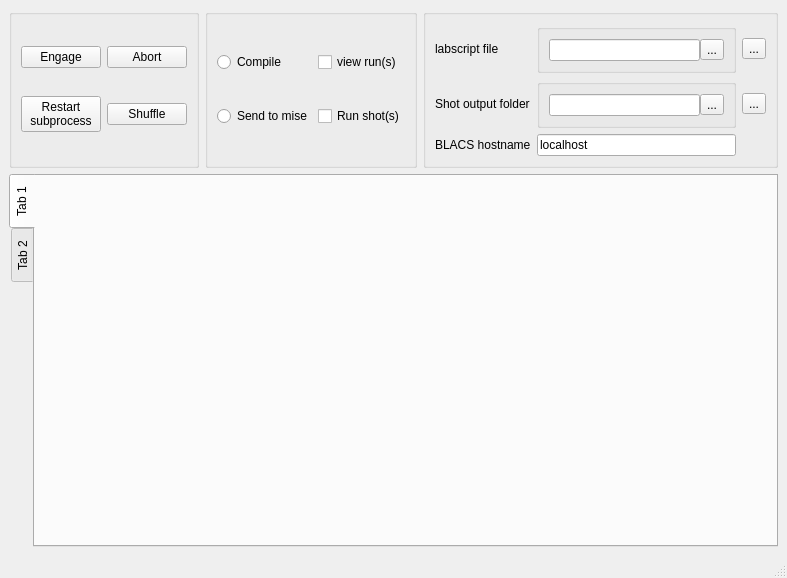
Old version of the form main.ui in the repository labscript-suite/runmanager.
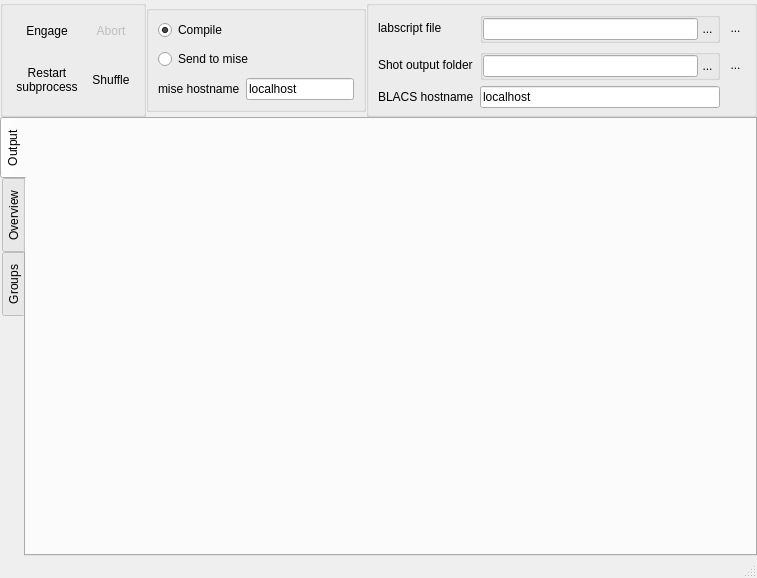
New version of the form. The open tabs and pages were chosen to show the change. Icons and pictures are not drawn. Custom widgets are drawn as their Qt base class.

Commit message:
Got the main GUI designer file made.
Some issues affecting icon resources still, need to sort out something with
qtutils distribution to make this robust.

Patch:
```diff
--- a/main.ui
+++ b/main.ui
@@ -6,29 +6,141 @@
    <rect>
     <x>0</x>
     <y>0</y>
-    <width>787</width>
+    <width>757</width>
     <height>578</height>
    </rect>
   </property>
   <property name="windowTitle">
-   <string>MainWindow</string>
+   <string>labscript runmanager</string>
+  </property>
+  <property name="windowIcon">
+   <iconset resource="../labscript_utils/icons/icons.qrc">
+    <normaloff>:/custom/runmanager.png</normaloff>:/custom/runmanager.png</iconset>
+  </property>
+  <property name="styleSheet">
+   <string notr="true">QPushButton {
+     border: none;
+     padding: 4px;
+ }
+
+QPushButton:hover {
+     background-color: qlineargradient(x1: 0, y1: 0, x2: 0, y2: 1,
+                                       stop: 0 #f6f7fa, stop: 1 #dadbde);
+     border: 1px solid #8f8f91;
+     border-radius: 3px;
+ }
+
+ QPushButton:pressed {
+     background-color: qlineargradient(x1: 0, y1: 0, x2: 0, y2: 1,
+                                       stop: 0 #dadbde, stop: 1 #f6f7fa);
+ }
+
+QPushButton:checked {
+     background-color: #dadbde;
+     border: 1px solid #8f8f91;
+     border-radius: 3px;
+ }
+
+QPushButton:hover:checked {
+     background-color: qlineargradient(x1: 0, y1: 0, x2: 0, y2: 1,
+                                       stop: 0 #dadbde, stop: 1 #f6f7fa);
+     border: 1px solid #8f8f91;
+     border-radius: 3px;
+ }
+
+QToolButton {
+     border: none;
+ }
+
+QToolButton:hover {
+     background-color: qlineargradient(x1: 0, y1: 0, x2: 0, y2: 1,
+                                       stop: 0 #f6f7fa, stop: 1 #dadbde);
+     border: 1px solid #8f8f91;
+     border-radius: 3px;
+ }
+
+ QToolButton:pressed {
+     background-color: qlineargradient(x1: 0, y1: 0, x2: 0, y2: 1,
+                                       stop: 0 #dadbde, stop: 1 #f6f7fa);
+ }
+
+QToolButton:checked {
+     background-color: #dadbde;
+     border: 1px solid #8f8f91;
+     border-radius: 3px;
+ }
+
+QToolButton:hover:checked {
+     background-color: qlineargradient(x1: 0, y1: 0, x2: 0, y2: 1,
+                                       stop: 0 #dadbde, stop: 1 #f6f7fa);
+     border: 1px solid #8f8f91;
+     border-radius: 3px;
+ }
+</string>
   </property>
   <widget class="QWidget" name="centralwidget">
    <layout class="QVBoxLayout" name="verticalLayout">
+    <property name="spacing">
+     <number>0</number>
+    </property>
+    <property name="margin">
+     <number>0</number>
+    </property>
     <item>
      <layout class="QHBoxLayout" name="horizontalLayout_3">
+      <property name="spacing">
+       <number>0</number>
+      </property>
       <item>
-       <widget class="QGroupBox" name="">
+       <widget class="QGroupBox" name="groupBox">
+        <property name="styleSheet">
+         <string notr="true"/>
+        </property>
         <layout class="QGridLayout" name="gridLayout">
+         <property name="topMargin">
+          <number>0</number>
+         </property>
+         <property name="bottomMargin">
+          <number>0</number>
+         </property>
          <item row="0" column="0">
           <widget class="QPushButton" name="pushButton">
+           <property name="enabled">
+            <bool>true</bool>
+           </property>
+           <property name="toolTip">
+            <string>&lt;html&gt;&lt;head/&gt;&lt;body&gt;&lt;p&gt;Compile pending shots and submit them to BLACS if applicable.&lt;/p&gt;&lt;p&gt;Or, send the parameter space description to mise, if that option is selected.&lt;/p&gt;&lt;/body&gt;&lt;/html&gt;</string>
+           </property>
+           <property name="autoFillBackground">
+            <bool>false</bool>
+           </property>
+           <property name="styleSheet">
+            <string notr="true"/>
+           </property>
            <property name="text">
             <string>Engage</string>
            </property>
+           <property name="icon">
+            <iconset resource="../labscript_utils/icons/icons.qrc">
+             <normaloff>:/fugue/control.png</normaloff>:/fugue/control.png</iconset>
+           </property>
+           <property name="autoDefault">
+            <bool>false</bool>
+           </property>
+           <property name="flat">
+            <bool>false</bool>
+           </property>
           </widget>
          </item>
          <item row="0" column="1">
           <widget class="QPushButton" name="pushButton_2">
+           <property name="enabled">
+            <bool>false</bool>
+           </property>
+           <property name="toolTip">
+            <string>Stop compiling shots after the current shot is compiled.
+ To interrupt a compilation mid-shot, use the 'Restart subprocess' button</string>
+           </property>
            <property name="text">
             <string>Abort</string>
            </property>
@@ -47,63 +159,150 @@
            <property name="text">
             <string>Shuffle</string>
            </property>
+           <property name="icon">
+            <iconset resource="../labscript_utils/icons/icons.qrc">
+             <normaloff>:/fugue/arrow-switch.png</normaloff>:/fugue/arrow-switch.png</iconset>
+           </property>
+           <property name="checkable">
+            <bool>true</bool>
+           </property>
           </widget>
          </item>
         </layout>
        </widget>
       </item>
       <item>
-       <widget class="QGroupBox" name="">
-        <layout class="QGridLayout" name="gridLayout_2">
-         <item row="0" column="0">
-          <widget class="QRadioButton" name="radioButton">
-           <property name="text">
-            <string>Compile</string>
-           </property>
-          </widget>
+       <widget class="QGroupBox" name="groupBox">
+        <layout class="QVBoxLayout" name="verticalLayout_2">
+         <property name="spacing">
+          <number>9</number>
+         </property>
+         <property name="sizeConstraint">
+          <enum>QLayout::SetFixedSize</enum>
+         </property>
+         <item>
+          <layout class="QVBoxLayout" name="verticalLayout_3">
+           <item>
+            <widget class="QRadioButton" name="radioButton">
+             <property name="toolTip">
+              <string>Compile shots for the currently described parameter space</string>
+             </property>
+             <property name="text">
+              <string>Compile</string>
+             </property>
+             <property name="checked">
+              <bool>true</bool>
+             </property>
+            </widget>
+           </item>
+           <item>
+            <widget class="QRadioButton" name="radioButton_2">
+             <property name="toolTip">
+              <string>Send a description of the parameter space to mise, which will compile shots itself.</string>
+             </property>
+             <property name="text">
+              <string>Send to mise</string>
+             </property>
+            </widget>
+           </item>
+          </layout>
          </item>
-         <item row="1" column="0">
-          <widget class="QRadioButton" name="radioButton_2">
-           <property name="text">
-            <string>Send to mise</string>
+         <item>
+          <widget class="QStackedWidget" name="stackedWidget">
+           <property name="currentIndex">
+            <number>0</number>
            </property>
+           <widget class="QWidget" name="compile">
+            <layout class="QFormLayout" name="formLayout">
+             <property name="fieldGrowthPolicy">
+              <enum>QFormLayout::AllNonFixedFieldsGrow</enum>
+             </property>
+             <property name="margin">
+              <number>0</number>
+             </property>
+             <item row="0" column="0">
+              <widget class="QCheckBox" name="checkBox_2">
+               <property name="toolTip">
+                <string>Send the shot files to BLACS after compilation</string>
+               </property>
+               <property name="text">
+                <string>Run shot(s)</string>
+               </property>
+              </widget>
+             </item>
+             <item row="0" column="1">
+              <widget class="QCheckBox" name="checkBox">
+               <property name="toolTip">
+                <string>Open the shot files in runviewer after compilation</string>
+               </property>
+               <property name="text">
+                <string>View run(s)</string>
+               </property>
+              </widget>
+             </item>
+            </layout>
+           </widget>
+           <widget class="QWidget" name="send_to_mise">
+            <layout class="QFormLayout" name="formLayout_2">
+             <property name="margin">
+              <number>0</number>
+             </property>
+             <item row="0" column="0">
+              <widget class="QLabel" name="label_4">
+               <property name="text">
+                <string>mise hostname</string>
+               </property>
+              </widget>
+             </item>
+             <item row="0" column="1">
+              <widget class="QLineEdit" name="lineEdit_4">
+               <property name="sizePolicy">
+                <sizepolicy hsizetype="Fixed" vsizetype="Fixed">
+                 <horstretch>0</horstretch>
+                 <verstretch>0</verstretch>
+                </sizepolicy>
+               </property>
+               <property name="toolTip">
+                <string>The host computer running mise</string>
+               </property>
+               <property name="text">
+                <string>localhost</string>
+               </property>
+              </widget>
+             </item>
+            </layout>
+           </widget>
           </widget>
          </item>
-         <item row="0" column="1">
-          <widget class="QCheckBox" name="checkBox">
-           <property name="text">
-            <string>view run(s)</string>
-           </property>
-          </widget>
-         </item>
-         <item row="1" column="1">
-          <widget class="QCheckBox" name="checkBox_2">
-           <property name="text">
-            <string>Run shot(s)</string>
-           </property>
-          </widget>
-         </item>
         </layout>
        </widget>
       </item>
       <item>
-       <widget class="QGroupBox" name="">
+       <widget class="QGroupBox" name="groupBox">
         <layout class="QGridLayout" name="gridLayout_3">
-         <item row="0" column="0">
-          <widget class="QLabel" name="label_3">
-           <property name="text">
-            <string>labscript file</string>
-           </property>
-          </widget>
-         </item>
+         <property name="topMargin">
+          <number>6</number>
+         </property>
+         <property name="bottomMargin">
+          <number>6</number>
+         </property>
          <item row="0" column="1">
-          <widget class="QGroupBox" name="">
+          <widget class="QGroupBox" name="groupBox">
            <layout class="QHBoxLayout" name="horizontalLayout_2">
             <property name="spacing">
              <number>0</number>
             </property>
+            <property name="margin">
+             <number>0</number>
+            </property>
             <item>
              <widget class="QLineEdit" name="lineEdit_2">
+              <property name="toolTip">
+               <string>The labscript file to compile</string>
+              </property>
+              <property name="frame">
+               <bool>true</bool>
+              </property>
               <property name="readOnly">
                <bool>true</bool>
               </property>
@@ -119,6 +318,49 @@
            </layout>
           </widget>
          </item>
+         <item row="1" column="1">
+          <widget class="QGroupBox" name="groupBox">
+           <layout class="QHBoxLayout" name="horizontalLayout">
+            <property name="spacing">
+             <number>0</number>
+            </property>
+            <property name="margin">
+             <number>0</number>
+            </property>
+            <item>
+             <widget class="QLineEdit" name="lineEdit_3">
+              <property name="toolTip">
+               <string>The folder in which newly compiled shot files will be placed</string>
+              </property>
+              <property name="readOnly">
+               <bool>true</bool>
+              </property>
+             </widget>
+            </item>
+            <item>
+             <widget class="QToolButton" name="toolButton_2">
+              <property name="toolTip">
+               <string>Select folder ...</string>
+              </property>
+              <property name="text">
+               <string>...</string>
+              </property>
+              <property name="icon">
+               <iconset resource="../labscript_utils/icons/icons.qrc">
+                <normaloff>:/fugue/folder-horizontal-open.png</normaloff>:/fugue/folder-horizontal-open.png</iconset>
+              </property>
+             </widget>
+            </item>
+           </layout>
+          </widget>
+         </item>
+         <item row="0" column="0">
+          <widget class="QLabel" name="label_3">
+           <property name="text">
+            <string>labscript file</string>
+           </property>
+          </widget>
+         </item>
          <item row="0" column="2">
           <widget class="QToolButton" name="toolButton_3">
            <property name="text">
@@ -133,29 +375,6 @@
            </property>
           </widget>
          </item>
-         <item row="1" column="1">
-          <widget class="QGroupBox" name="">
-           <layout class="QHBoxLayout" name="horizontalLayout">
-            <property name="spacing">
-             <number>0</number>
-            </property>
-            <item>
-             <widget class="QLineEdit" name="lineEdit_3">
-              <property name="readOnly">
-               <bool>true</bool>
-              </property>
-             </widget>
-            </item>
-            <item>
-             <widget class="QToolButton" name="toolButton_2">
-              <property name="text">
-               <string>...</string>
-              </property>
-             </widget>
-            </item>
-           </layout>
-          </widget>
-         </item>
          <item row="1" column="2">
           <widget class="QToolButton" name="toolButton_4">
            <property name="text">
@@ -183,7 +402,16 @@
      </layout>
     </item>
     <item>
-     <widget class="QTabWidget" name="tabWidget">
+     <widget class="FingerTabWidget" name="tabWidget">
+      <property name="sizePolicy">
+       <sizepolicy hsizetype="Expanding" vsizetype="Expanding">
+        <horstretch>0</horstretch>
+        <verstretch>1</verstretch>
+       </sizepolicy>
+      </property>
+      <property name="autoFillBackground">
+       <bool>false</bool>
+      </property>
       <property name="tabPosition">
        <enum>QTabWidget::West</enum>
       </property>
@@ -191,7 +419,7 @@
        <enum>QTabWidget::Rounded</enum>
       </property>
       <property name="elideMode">
-       <enum>Qt::ElideRight</enum>
+       <enum>Qt::ElideNone</enum>
       </property>
       <property name="usesScrollButtons">
        <bool>false</bool>
@@ -207,12 +435,24 @@
       </property>
       <widget class="QWidget" name="tab">
        <attribute name="title">
-        <string>Tab 1</string>
+        <string>Output</string>
+       </attribute>
+       <attribute name="toolTip">
+        <string>View textual output of compilation</string>
        </attribute>
       </widget>
       <widget class="QWidget" name="tab_2">
        <attribute name="title">
-        <string>Tab 2</string>
+        <string>Overview</string>
+       </attribute>
+      </widget>
+      <widget class="QWidget" name="tab_3">
+       <attribute name="icon">
+        <iconset resource="../labscript_utils/icons/icons.qrc">
+         <normaloff>:/fugue/application-list.png</normaloff>:/fugue/application-list.png</iconset>
+       </attribute>
+       <attribute name="title">
+        <string>Groups</string>
        </attribute>
       </widget>
      </widget>
@@ -231,6 +471,16 @@
   </widget>
   <widget class="QStatusBar" name="statusbar"/>
  </widget>
- <resources/>
+ <customwidgets>
+  <customwidget>
+   <class>FingerTabWidget</class>
+   <extends>QTabWidget</extends>
+   <header>qtutils/widgets.h</header>
+   <container>1</container>
+  </customwidget>
+ </customwidgets>
+ <resources>
+  <include location="../labscript_utils/icons/icons.qrc"/>
+ </resources>
  <connections/>
 </ui>
```
Left out of the diff: 51 changed lines with no effect on the pictures. The commit also changes 3 other files.
